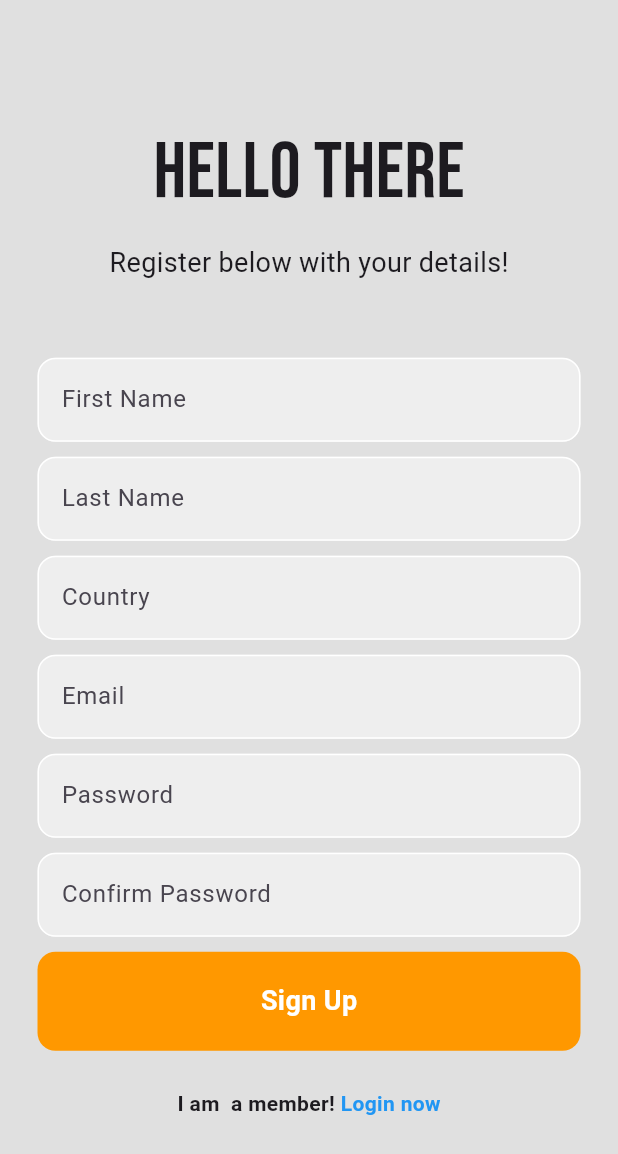
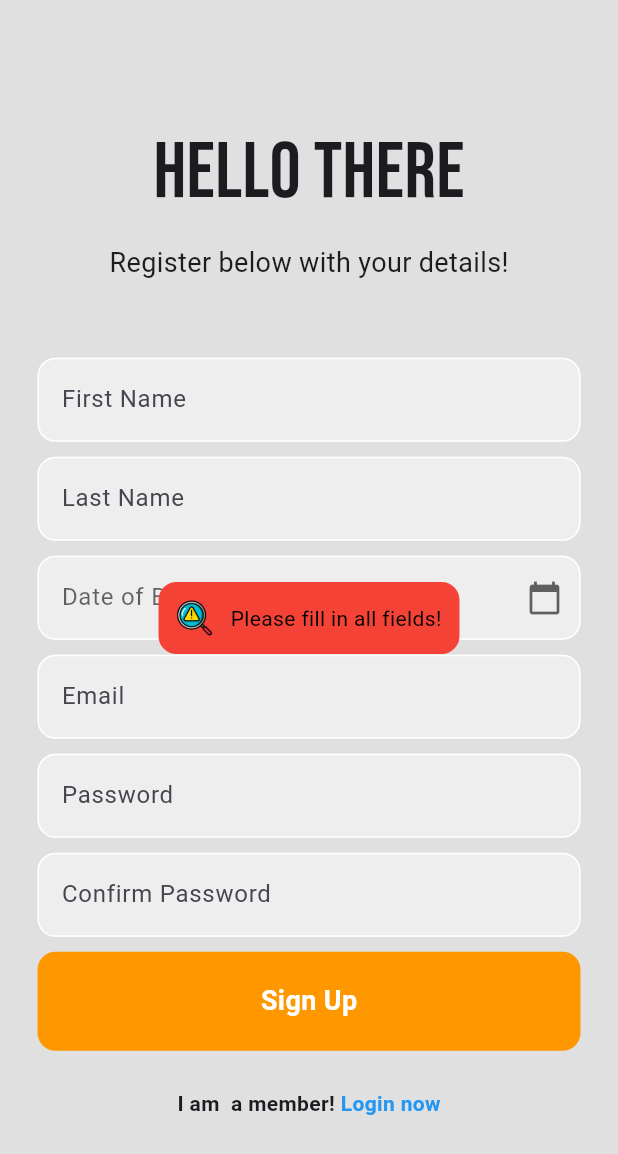
Before and after one commit to janfelber/SkyJournal, a Flutter app: the RegisterPage screen opened directly with empty values, after a tap on "Sign Up", on a phone screen of 412 x 824 dp. Shown: the top 1154 px of the screen. Run offline on Flutter 3.47's test engine with Material 3 defaults, Android fonts, the phone set to English and light mode, and no system bars; our stand-ins replace cloud_firestore, csv, firebase_auth, firebase_core, firebase_messaging, flutter_local_notifications and 12 more; missing offline and left inert: country_icons, geodesy, maps_curved_line; accounts and stored records are empty; project files that could hold a hidden picture were left out.

Commit message:
register page
modified register page country is replaced by date of birth
mydialogcalendar can be more custom -  color customizing
mytextfield - border color customizing

```diff
--- a/sky_journal/lib/global_widgets/my_textfield.dart
+++ b/sky_journal/lib/global_widgets/my_textfield.dart
@@ -1,7 +1,5 @@
-import 'package:flutter/cupertino.dart';
 import 'package:flutter/material.dart';
 import 'package:flutter/services.dart';
-import 'package:intl/intl.dart';
 
 class MyTextField extends StatelessWidget {
   final TextStyle? textStyle;
@@ -12,10 +10,12 @@ class MyTextField extends StatelessWidget {
   final TextEditingController controller;
   final Icon? icon;
   final VoidCallback? onPressed;
-  final CupertinoButton? button;
   final bool numericInput;
   final int? maxLength;
   final bool readOnly;
+  final Color? backgroundColor;
+  final Color? enabledBorderColor; // Parameter for enabled border color
+  final Color? focusedBorderColor; // Parameter for focused border color
 
   const MyTextField({
     Key? key,
@@ -24,20 +24,22 @@ class MyTextField extends StatelessWidget {
     required this.enabled,
     required this.controller,
     this.hintTextStyle,
-    this.button,
     this.icon,
     this.textStyle,
     this.numericInput = false,
     this.maxLength,
     this.onPressed,
     this.readOnly = false,
+    this.backgroundColor,
+    this.enabledBorderColor,
+    this.focusedBorderColor,
   }) : super(key: key);
 
   @override
   Widget build(BuildContext context) {
     return TextField(
       controller: controller,
-      style: textStyle == null ? TextStyle(color: Colors.white) : textStyle,
+      style: textStyle,
       keyboardType: numericInput ? TextInputType.number : TextInputType.text,
       inputFormatters: [
         if (numericInput) FilteringTextInputFormatter.allow(RegExp(r'[0-9]')),
@@ -47,6 +49,22 @@ class MyTextField extends StatelessWidget {
         border: OutlineInputBorder(
           borderRadius: BorderRadius.circular(12),
         ),
+        enabledBorder: OutlineInputBorder(
+          borderSide: BorderSide(
+              color: enabledBorderColor ??
+                  Colors
+                      .white), // Use the provided enabled border color or default to white
+          borderRadius: BorderRadius.circular(12),
+        ),
+        focusedBorder: OutlineInputBorder(
+          borderSide: BorderSide(
+              color: focusedBorderColor ??
+                  Colors
+                      .orange), // Use the provided focused border color or default to orange
+          borderRadius: BorderRadius.circular(12),
+        ),
+        filled: true,
+        fillColor: backgroundColor,
         suffixIcon: icon != null && !readOnly
             ? IconButton(
                 icon: icon!,
@@ -54,9 +72,7 @@ class MyTextField extends StatelessWidget {
               )
             : icon,
         hintText: hintText,
-        hintStyle: hintTextStyle == null
-            ? TextStyle(color: Colors.white)
-            : hintTextStyle,
+        hintStyle: hintTextStyle,
         enabled: enabled,
       ),
       readOnly: readOnly,
--- a/sky_journal/lib/module/login_register_module/register_page.dart
+++ b/sky_journal/lib/module/login_register_module/register_page.dart
@@ -4,6 +4,11 @@ import 'package:cloud_firestore/cloud_firestore.dart';
 import 'package:firebase_auth/firebase_auth.dart';
 import 'package:flutter/material.dart';
 import 'package:google_fonts/google_fonts.dart';
+import 'package:intl/intl.dart';
+import 'package:sky_journal/module/flight_module/components/toast.dart';
+
+import '../../global_widgets/my_textfield.dart';
+import '../flight_module/components/dialog_calendar.dart';
 
 class RegisterPage extends StatefulWidget {
   final VoidCallback showLoginPage;
@@ -14,39 +19,79 @@ class RegisterPage extends StatefulWidget {
 }
 
 class _RegisterPageState extends State<RegisterPage> {
+  DateTime? dateOfBirth;
+
   //text controllers
   final _emailController = TextEditingController();
   final _passwordController = TextEditingController();
   final _confirmPasswordController = TextEditingController();
   final _firstNameController = TextEditingController();
   final _lastNameController = TextEditingController();
-  final _countryController = TextEditingController();
+  final TextEditingController _dateOfBirth = TextEditingController();
 
   Future signUp() async {
+    // Check if all fields are filled
+    if (_firstNameController.text.trim().isNotEmpty &&
+        _lastNameController.text.trim().isNotEmpty &&
+        _emailController.text.trim().isNotEmpty &&
+        _dateOfBirth.text.trim().isNotEmpty) {
+      // Check if password is at least 6 characters long
+      if (_passwordController.text.trim().length >= 6) {
+        // Check if passwords match
         if (passwordConfirmed()) {
-      //crate user
+          // Create user
           await FirebaseAuth.instance.createUserWithEmailAndPassword(
             email: _emailController.text.trim(),
             password: _passwordController.text.trim(),
           );
 
-      //add user deatils to firestore
+          // Add user details to firestore
           addUserDetails(
             _firstNameController.text.trim(),
             _lastNameController.text.trim(),
-        _countryController.text.trim(),
             _emailController.text.trim(),
+            _dateOfBirth.text.trim(),
+          );
+        } else {
+          // Show toast if passwords do not match
+          showToast(
+            context,
+            textToast: 'Passwords do not match!',
+            colorToast: Colors.red,
+            imagePath: 'lib/icons/doctor-problem.png',
+          );
+        }
+      } else {
+        // Show toast if password is too short
+        showToast(
+          context,
+          textToast: '6 characters minimum for password',
+          colorToast: Colors.red,
+          imagePath: 'lib/icons/doctor-problem.png',
+        );
+      }
+    } else {
+      // Show toast if any field is empty
+      showToast(
+        context,
+        textToast: 'Please fill in all fields!',
+        colorToast: Colors.red,
+        imagePath: 'lib/icons/doctor-problem.png',
       );
     }
   }
 
   Future addUserDetails(
-      String firstName, String lastName, String country, String email) async {
+    String firstName,
+    String lastName,
+    String email,
+    String dateOfBirth,
+  ) async {
     await FirebaseFirestore.instance.collection('users').add({
       'first name': firstName,
       'last name': lastName,
-      'country': country,
       'email': email,
+      'date of birth': dateOfBirth,
     });
   }
 
@@ -66,7 +111,6 @@ class _RegisterPageState extends State<RegisterPage> {
     _confirmPasswordController.dispose();
     _firstNameController.dispose();
     _lastNameController.dispose();
-    _countryController.dispose();
     super.dispose();
   }
 
@@ -154,26 +198,45 @@ class _RegisterPageState extends State<RegisterPage> {
                   height: 10,
                 ),
 
-                //country textfield
                 Padding(
-                  padding: const EdgeInsets.symmetric(
-                    horizontal: 25.0,
+                  padding: const EdgeInsets.symmetric(horizontal: 25),
+                  child: MyTextField(
+                    controller: _dateOfBirth,
+                    hintText: 'Date of Birth',
+                    hintTextStyle:
+                        TextStyle(color: Colors.black.withOpacity(0.6)),
+                    obscureText: false,
+                    enabled: true,
+                    readOnly: true,
+                    textStyle: TextStyle(color: Colors.black),
+                    icon: Icon(
+                      Icons.calendar_today,
+                      color: Colors.black.withOpacity(0.6),
                     ),
-                  child: TextField(
-                    controller: _countryController,
-                    decoration: InputDecoration(
-                      enabledBorder: OutlineInputBorder(
-                        borderSide: BorderSide(color: Colors.white),
-                        borderRadius: BorderRadius.circular(12),
-                      ),
-                      focusedBorder: OutlineInputBorder(
-                        borderSide: BorderSide(color: Colors.orange),
-                        borderRadius: BorderRadius.circular(12),
-                      ),
-                      hintText: 'Country',
-                      fillColor: Colors.grey[200],
-                      filled: true,
-                    ),
+                    backgroundColor: Colors.grey[200],
+                    onPressed: () {
+                      showDialog(
+                          context: context,
+                          builder: (context) => MyDialogCalendar(
+                              backgroundColor: Colors.white,
+                              titleCalendarColor: Colors.black,
+                              leftChevronIconColor: Colors.black,
+                              rightChevronIconColor: Colors.black,
+                              defaultTextStyleColor: Colors.black,
+                              weekNumberTextStyle: Colors.black,
+                              weekendTextStyle: Colors.black,
+                              holidayTextStyleColor: Colors.black,
+                              dialogTextColor: Colors.black,
+                              selectedDate: dateOfBirth,
+                              dialogText: 'Date of Birth',
+                              onDateSelected: (date) {
+                                setState(() {
+                                  dateOfBirth = date;
+                                  _dateOfBirth.text =
+                                      DateFormat('dd.MM.yyyy').format(date);
+                                });
+                              }));
+                    },
                   ),
                 ),
 
--- a/sky_journal/pubspec.yaml
+++ b/sky_journal/pubspec.yaml
@@ -16,7 +16,7 @@ publish_to: 'none' # Remove this line if you wish to publish to pub.dev
 # https://developer.apple.com/library/archive/documentation/General/Reference/InfoPlistKeyReference/Articles/CoreFoundationKeys.html
 # In Windows, build-name is used as the major, minor, and patch parts
 # of the product and file versions while build-number is used as the build suffix.
-version: 2.0.0+1
+version: 1.5.0+1
 
 environment:
   sdk: '>=3.1.3 <4.0.0'
```
Also changed, not shown: sky_journal/lib/module/flight_module/components/dialog_calendar.dart (+38 -11 lines). Lines whose indentation alone changed are shown as unchanged.
